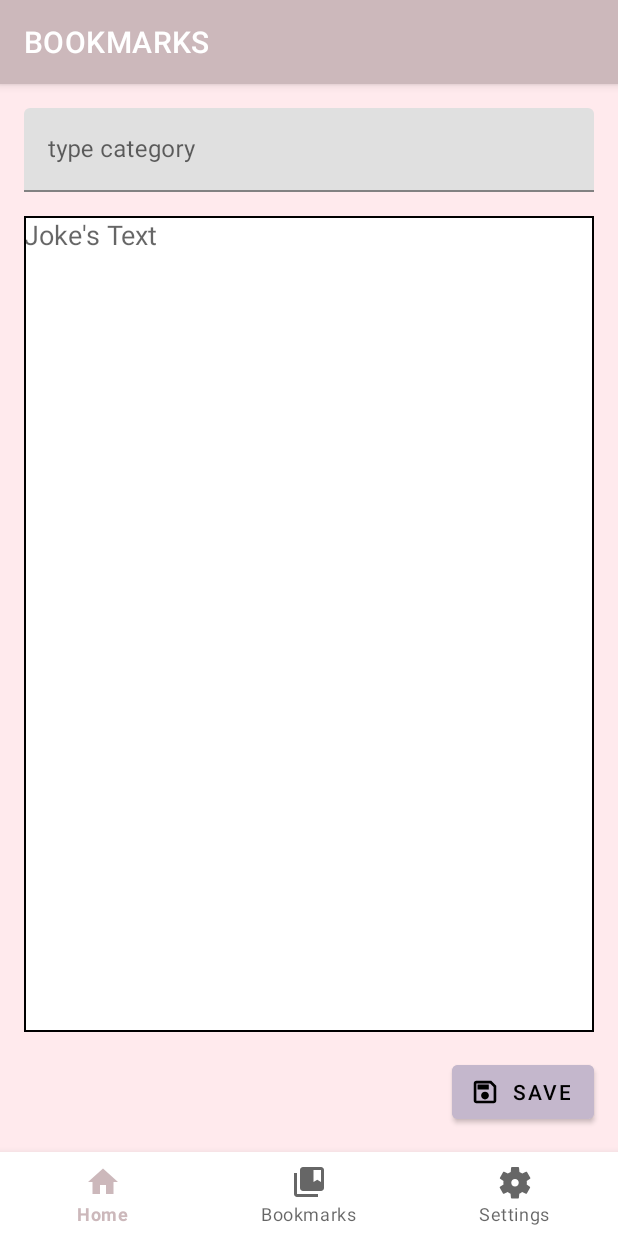
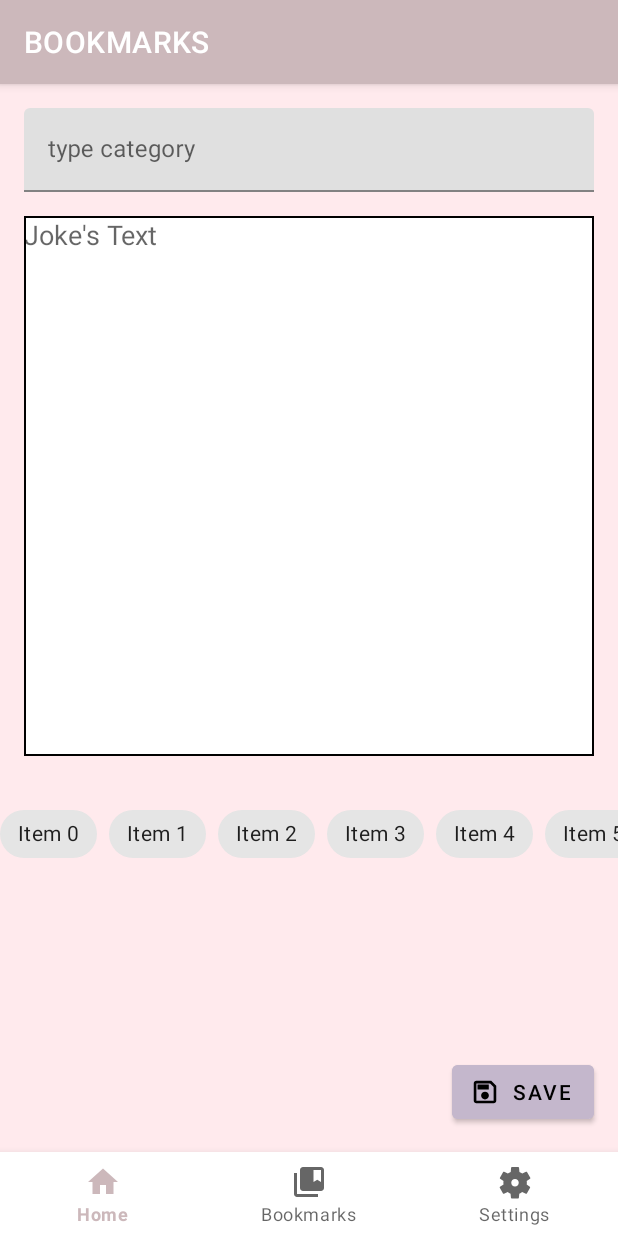
Before and after one commit to DmitryKucherenko/rs.android.final_task, an Android app: the FavouriteListFragment screen opened through its navigation route, after a tap on "Add button", on a phone screen of 412 x 824 dp. Run offline under Robolectric (Android 15) with nearby library versions, the phone set to English and light mode, and no system bars; our stand-ins replace Dagger/Hilt's generated code, navigation-ui, paging; 2 statements that could not run were skipped.

Commit message:
custom view init

```diff
--- a/app/src/main/java/com/fatalzero/rsandroidfinal_task/presentation/Fauvorite/AddFragment.kt
+++ b/app/src/main/java/com/fatalzero/rsandroidfinal_task/presentation/Fauvorite/AddFragment.kt
@@ -56,6 +56,7 @@ class AddFragment : Fragment() {
     override fun onViewCreated(view: View, savedInstanceState: Bundle?) {
         super.onViewCreated(view, savedInstanceState)
         navController = findNavController()
+        binding.chipPanel
         viewModel.finish.observe(viewLifecycleOwner) {
             if (it) navController.popBackStack()
         }
--- /dev/null
+++ b/app/src/main/java/com/fatalzero/rsandroidfinal_task/presentation/customView/ChipPanel.kt
@@ -0,0 +1,110 @@
+package com.fatalzero.rsandroidfinal_task.presentation.customView
+
+import android.content.Context
+import android.util.AttributeSet
+import android.view.LayoutInflater
+import android.widget.CompoundButton
+import android.widget.HorizontalScrollView
+import androidx.core.view.forEach
+import androidx.core.view.get
+import androidx.core.view.size
+import com.fatalzero.rsandroidfinal_task.R
+import com.fatalzero.rsandroidfinal_task.databinding.ChipPanelBinding
+import com.google.android.material.chip.Chip
+import com.google.android.material.chip.ChipGroup
+
+const val ANY=""
+
+class ChipPanel(
+    context: Context,
+    attrs: AttributeSet?,
+    defStyleAttr: Int,
+    defStyleRes: Int
+) : HorizontalScrollView(context, attrs, defStyleAttr, defStyleRes) {
+
+    constructor(context: Context, attrs: AttributeSet?, defStyleAttr: Int) : this(
+        context,
+        attrs,
+        defStyleAttr,
+        0
+    )
+
+    constructor(context: Context, attrs: AttributeSet?) : this(context, attrs, 0)
+    constructor(context: Context) : this(context, null)
+
+
+    private val binding: ChipPanelBinding
+    private var count: Int = 0
+    private var inflater: LayoutInflater
+
+    init {
+        inflater = LayoutInflater.from(context)
+        inflater.inflate(R.layout.chip_panel, this, true)
+        binding = ChipPanelBinding.bind(this)
+        initializeAttributes(attrs, defStyleAttr, defStyleRes)
+    }
+
+    private fun initializeAttributes(attrs: AttributeSet?, defStyleAttr: Int, defStyleRes: Int) {
+        if (attrs == null) return
+        val typedArray =
+            context.obtainStyledAttributes(attrs, R.styleable.ChipPanel, defStyleAttr, defStyleRes)
+        with(binding) {
+            count = typedArray.getInt(R.styleable.ChipPanel_chipCount, 0)
+            buildChips(count)
+
+        }
+        typedArray.recycle()
+    }
+
+    private fun buildChips(count: Int) {
+
+        var chipGroup = binding.chipGroup
+        for (i in 0..count) {
+
+            val chip = (
+                    inflater
+                        .inflate(R.layout.filter_chip_item, chipGroup, false)) as Chip
+            chip.apply {
+                text = "Item $i"
+                id = i
+
+                chipGroup.addView(this)
+            }
+        }
+    }
+
+    private fun udateChipGroup(filters: List<String>, chipGroupView: ChipGroup) {
+        if (chipGroupView.size == 0) return
+        val anyChip = chipGroupView[0] as Chip
+        if (filters.contains("Any")) {
+            chipGroupView.clearCheck()
+            anyChip.isChecked = true
+            anyChip.isEnabled = false
+        } else {
+            chipGroupView.forEach {
+
+                val chip = it as Chip
+                if (filters.contains(chip.text)) chip.isChecked = true
+            }
+
+        }
+        anyChip.isChecked = false
+        anyChip.isEnabled = true
+        var test: (CompoundButton, Boolean)->Unit
+
+    }
+
+    private fun setChipListener(chip: Chip, filter: String,checkedListener:(CompoundButton, Boolean)->Unit) =
+        chip.setOnCheckedChangeListener { _, isChecked ->
+            val checkedFilters = requireNotNull(viewModel.checkedFilters.value)
+            when {
+                filter == "Any" &&
+                        filter !in checkedFilters && isChecked -> viewModel.clearFilter()
+                filter !in checkedFilters && isChecked -> viewModel.addFilter(filter)
+                filter in checkedFilters && !isChecked && filter != "Any" -> viewModel.removeFilter(
+                    filter
+                )
+            }
+        }
+
+}
--- a/app/src/main/res/layout/add_fragment.xml
+++ b/app/src/main/res/layout/add_fragment.xml
@@ -16,7 +16,7 @@
         android:layout_marginHorizontal="16dp"
         android:layout_marginTop="16dp"
 
-        android:layout_marginBottom="16dp"
+        android:layout_marginBottom="200dp"
         android:background="@drawable/back"
         android:ems="10"
         android:gravity="start|top"
@@ -65,4 +65,13 @@
         app:icon="@drawable/ic_save_fill0_wght400_grad0_opsz20"
         app:layout_constraintBottom_toBottomOf="parent"
         app:layout_constraintEnd_toEndOf="@+id/JokeTextMultiLine" />
+
+    <com.fatalzero.rsandroidfinal_task.presentation.customView.ChipPanel
+        android:id="@+id/chip_panel"
+        android:layout_width="match_parent"
+        android:layout_height="55dp"
+        android:layout_marginTop="28dp"
+        app:chipCount="5"
+        app:layout_constraintTop_toBottomOf="@+id/JokeTextMultiLine"
+        tools:layout_editor_absoluteX="0dp" />
 </androidx.constraintlayout.widget.ConstraintLayout>
--- /dev/null
+++ b/app/src/main/res/layout/chip_panel.xml
@@ -0,0 +1,18 @@
+<?xml version="1.0" encoding="utf-8"?>
+<merge
+    xmlns:android="http://schemas.android.com/apk/res/android"
+    xmlns:app="http://schemas.android.com/apk/res-auto"
+    xmlns:tools="http://schemas.android.com/tools"
+    android:layout_width="match_parent"
+    android:layout_height="wrap_content"
+    tools:parentTag="androidx.constraintlayout.widget.ConstraintLayout"
+    >
+
+    <com.google.android.material.chip.ChipGroup
+        android:id="@+id/chip_group"
+        android:layout_width="0dp"
+        android:layout_height="50dp"
+        app:selectionRequired="true"
+        app:singleLine="true"/>
+
+</merge>
```
Also changed, not shown: app/src/main/res/values/attrs.xml (added, +7 -0 lines).
